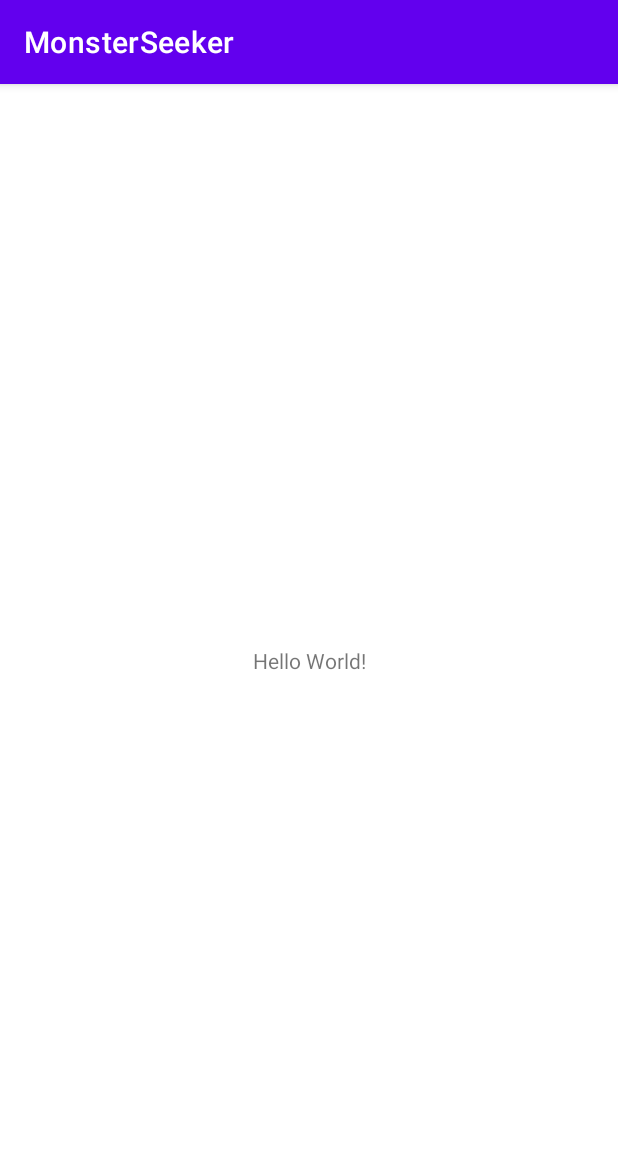
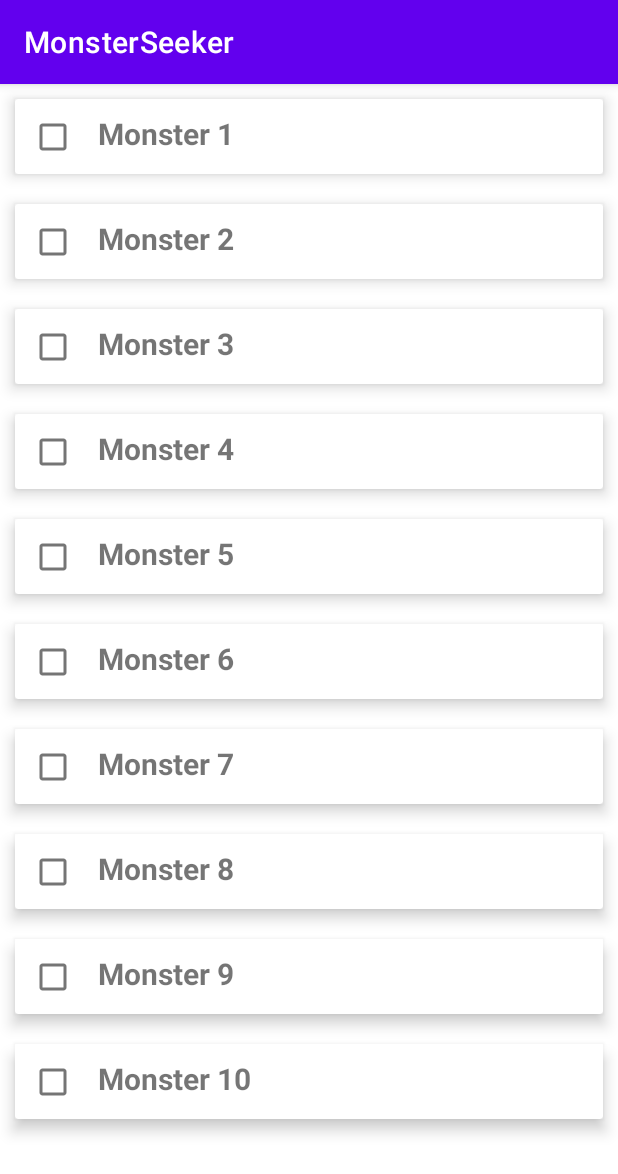
Before and after one commit to Twarex01/MonsterSeeker, an Android app: the screen it shows after launch (MainActivity), on a phone screen of 412 x 824 dp. Shown: the top 1174 px of the screen. Run offline under Robolectric (Android 15) with nearby library versions, the phone set to English and light mode, and no system bars.

Commit message:
RecyclerView

```diff
--- a/Project/app/src/main/java/com/example/monsterseeker/MainActivity.kt
+++ b/Project/app/src/main/java/com/example/monsterseeker/MainActivity.kt
@@ -2,10 +2,29 @@ package com.example.monsterseeker
 
 import androidx.appcompat.app.AppCompatActivity
 import android.os.Bundle
+import androidx.recyclerview.widget.LinearLayoutManager
+import androidx.recyclerview.widget.RecyclerView
+import com.example.monsterseeker.adapters.RecyclerAdapter
+import com.example.monsterseeker.models.ListMonster
 
 class MainActivity : AppCompatActivity() {
     override fun onCreate(savedInstanceState: Bundle?) {
         super.onCreate(savedInstanceState)
         setContentView(R.layout.activity_main)
+
+        val recyclerview = findViewById<RecyclerView>(R.id.recyclerview)
+
+        recyclerview.layoutManager = LinearLayoutManager(this)
+
+        //Temporary
+        val data = ArrayList<ListMonster>()
+
+        for (i in 1..10) {
+            data.add(ListMonster("Monster $i", false))
+        }
+
+        val adapter = RecyclerAdapter(data)
+
+        recyclerview.adapter = adapter
     }
 }
--- a/Project/app/src/main/java/com/example/monsterseeker/adapters/RecyclerAdapter.kt
+++ b/Project/app/src/main/java/com/example/monsterseeker/adapters/RecyclerAdapter.kt
@@ -1,4 +1,36 @@
 package com.example.monsterseeker.adapters
 
-class RecyclerAdapter {
+import android.view.LayoutInflater
+import android.view.View
+import android.view.ViewGroup
+import android.widget.CheckBox
+import android.widget.TextView
+import androidx.recyclerview.widget.RecyclerView
+import com.example.monsterseeker.R
+import com.example.monsterseeker.models.ListMonster
+
+class RecyclerAdapter(private val mList: List<ListMonster>) : RecyclerView.Adapter<RecyclerAdapter.ViewHolder>() {
+
+    override fun onCreateViewHolder(parent: ViewGroup, viewType: Int): ViewHolder {
+        val view = LayoutInflater.from(parent.context)
+            .inflate(R.layout.card_view_design, parent, false)
+
+        return ViewHolder(view)
+    }
+
+    override fun onBindViewHolder(holder: ViewHolder, position: Int) {
+        val itemsViewModel = mList[position]
+
+        holder.checkBox.isChecked = itemsViewModel.favourite
+        holder.textView.text = itemsViewModel.name
+    }
+
+    override fun getItemCount(): Int {
+        return mList.size
+    }
+
+    class ViewHolder(ItemView: View) : RecyclerView.ViewHolder(ItemView) {
+        val checkBox: CheckBox = itemView.findViewById(R.id.checkBox)
+        val textView: TextView = itemView.findViewById(R.id.textView)
+    }
 }
--- a/Project/app/src/main/java/com/example/monsterseeker/database/MonsterEntity.kt
+++ b/Project/app/src/main/java/com/example/monsterseeker/database/MonsterEntity.kt
@@ -9,6 +9,15 @@ data class MonsterEntity(
     val name: String,
     val description: String,
     val favourite: Boolean
+) {
 
-    //MockObject?
-)
+    companion object {
+
+        fun mock() = MonsterEntity(
+            id = 0,
+            name = "Monster",
+            description = "Super scary monster",
+            favourite = false
+        )
+    }
+}
--- a/Project/app/src/main/java/com/example/monsterseeker/di/NetworkModule.kt
+++ b/Project/app/src/main/java/com/example/monsterseeker/di/NetworkModule.kt
@@ -19,11 +19,10 @@ object NetworkModule {
         return Retrofit.Builder()
             .client(okHttpClient)
             .baseUrl(
-                "TODO"
+                "https://localhost:7203/"
             )
             .build()
     }
-    //Factory?
 
     @Provides
     @Singleton
--- a/Project/app/src/main/res/layout/activity_main.xml
+++ b/Project/app/src/main/res/layout/activity_main.xml
@@ -1,18 +1,17 @@
 <?xml version="1.0" encoding="utf-8"?>
-<androidx.constraintlayout.widget.ConstraintLayout xmlns:android="http://schemas.android.com/apk/res/android"
-    xmlns:app="http://schemas.android.com/apk/res-auto"
+<LinearLayout
+    xmlns:android="http://schemas.android.com/apk/res/android"
     xmlns:tools="http://schemas.android.com/tools"
     android:layout_width="match_parent"
     android:layout_height="match_parent"
+    android:orientation="vertical"
     tools:context=".MainActivity">
 
-    <TextView
-        android:layout_width="wrap_content"
-        android:layout_height="wrap_content"
-        android:text="Hello World!"
-        app:layout_constraintBottom_toBottomOf="parent"
-        app:layout_constraintLeft_toLeftOf="parent"
-        app:layout_constraintRight_toRightOf="parent"
-        app:layout_constraintTop_toTopOf="parent" />
+    <androidx.recyclerview.widget.RecyclerView
+        android:id="@+id/recyclerview"
+        android:layout_width="match_parent"
+        android:layout_height="match_parent"
+        tools:itemCount="5"
+        tools:listitem="@layout/card_view_design" />
 
-</androidx.constraintlayout.widget.ConstraintLayout>
+</LinearLayout>
--- /dev/null
+++ b/Project/app/src/main/res/layout/card_view_design.xml
@@ -0,0 +1,32 @@
+<?xml version="1.0" encoding="utf-8"?>
+<androidx.cardview.widget.CardView
+    xmlns:android="http://schemas.android.com/apk/res/android"
+    xmlns:app="http://schemas.android.com/apk/res-auto"
+    android:layout_width="match_parent"
+    android:layout_height="50dp"
+    android:layout_margin="10dp"
+    app:cardElevation="6dp">
+
+    <LinearLayout
+        android:layout_width="match_parent"
+        android:layout_height="wrap_content"
+        android:orientation="horizontal"
+        android:padding="5dp">
+
+        <CheckBox
+            android:id="@+id/checkBox"
+            android:layout_width="40dp"
+            android:layout_height="40dp" />
+
+        <TextView
+            android:id="@+id/textView"
+            android:layout_width="wrap_content"
+            android:layout_height="wrap_content"
+            android:layout_marginStart="10dp"
+            android:text="Item"
+            android:textSize="20sp"
+            android:textStyle="bold" />
+
+    </LinearLayout>
+
+</androidx.cardview.widget.CardView>
```
Also changed, not shown: 11 other files.
